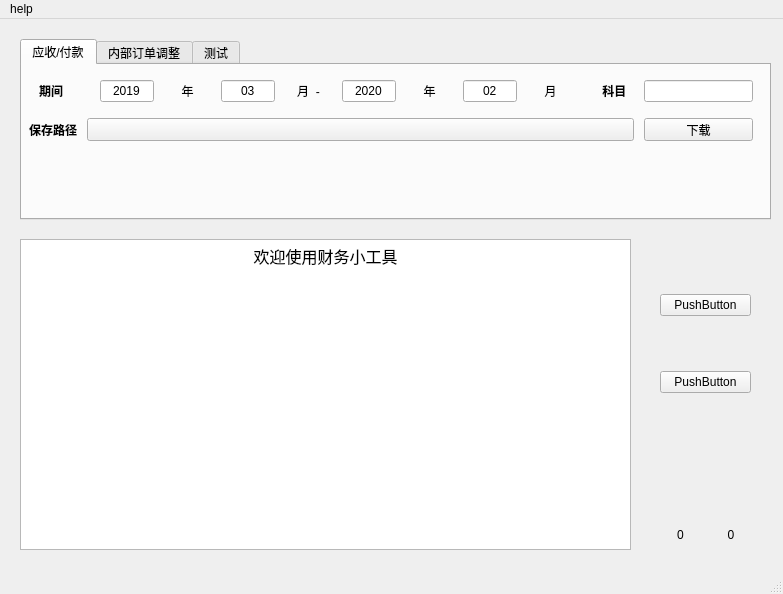
chenzhipeng-hqu/python, file financial.ui: the form before one commit.
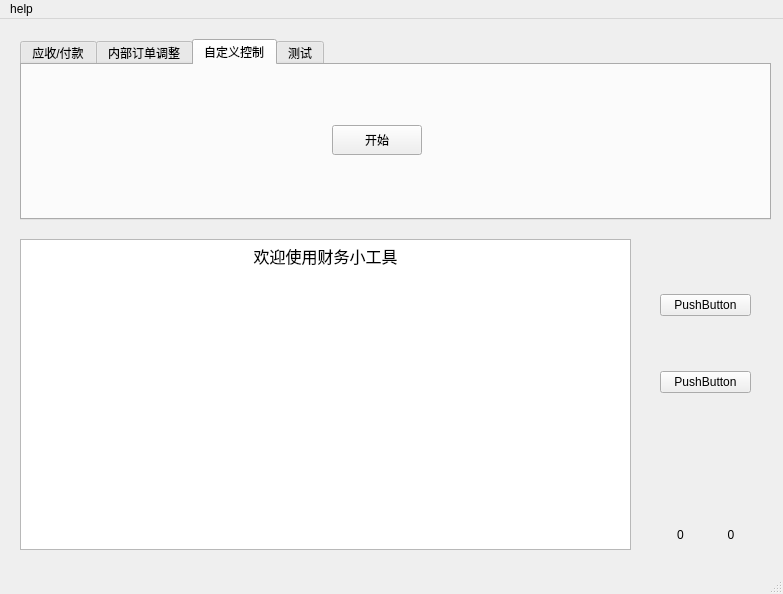
The form after the commit.

Commit message:
[feature][Financialtools][cust_ctrl] add custom control function
[what] 添加自定义鼠标键盘功能
[why]null
[how]null

Patch:
```diff
--- a/financial.ui
+++ b/financial.ui
@@ -136,13 +136,13 @@
      </rect>
     </property>
     <property name="currentIndex">
-     <number>0</number>
+     <number>2</number>
     </property>
     <widget class="QWidget" name="payables_tab">
      <attribute name="title">
       <string>应收/付款</string>
      </attribute>
-     <widget class="QWidget" name="">
+     <widget class="QWidget" name="layoutWidget">
       <property name="geometry">
        <rect>
         <x>0</x>
@@ -393,6 +393,24 @@
       </property>
      </widget>
     </widget>
+    <widget class="QWidget" name="cust_ctrl_tab">
+     <attribute name="title">
+      <string>自定义控制</string>
+     </attribute>
+     <widget class="QPushButton" name="cust_ctrl_pushButton">
+      <property name="geometry">
+       <rect>
+        <x>310</x>
+        <y>60</y>
+        <width>90</width>
+        <height>30</height>
+       </rect>
+      </property>
+      <property name="text">
+       <string>开始</string>
+      </property>
+     </widget>
+    </widget>
     <widget class="QWidget" name="test_tab">
      <attribute name="title">
       <string>测试</string>
```
Left out of the diff: 8 changed lines with no effect on the pictures. The commit also changes 5 other files.
